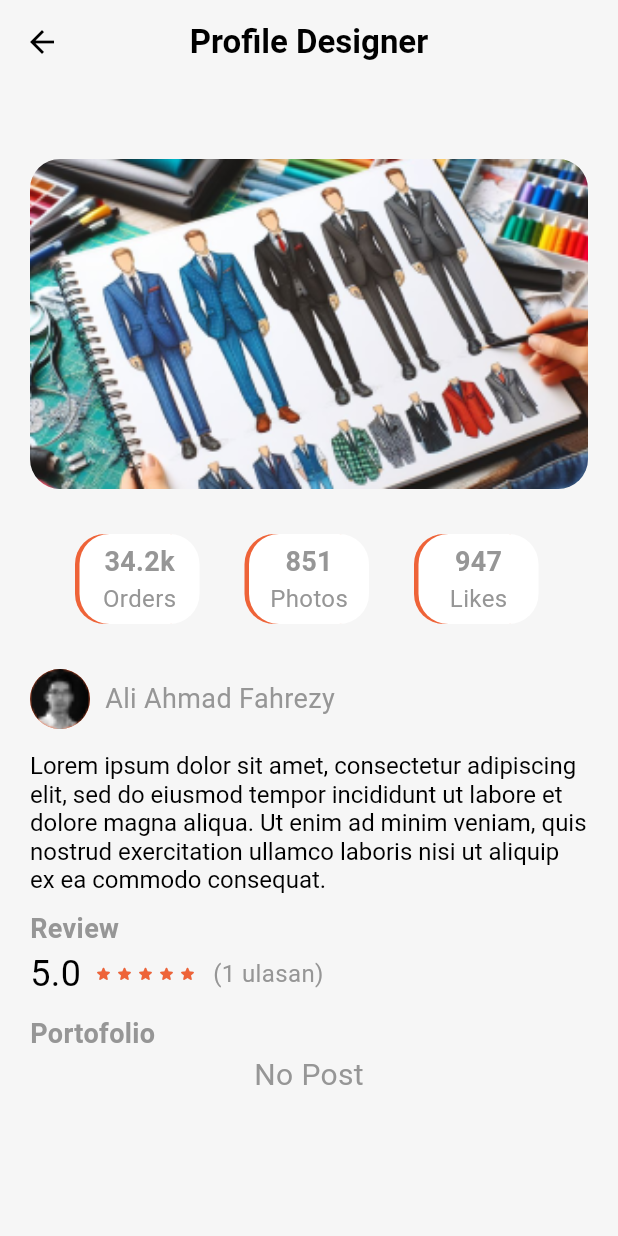
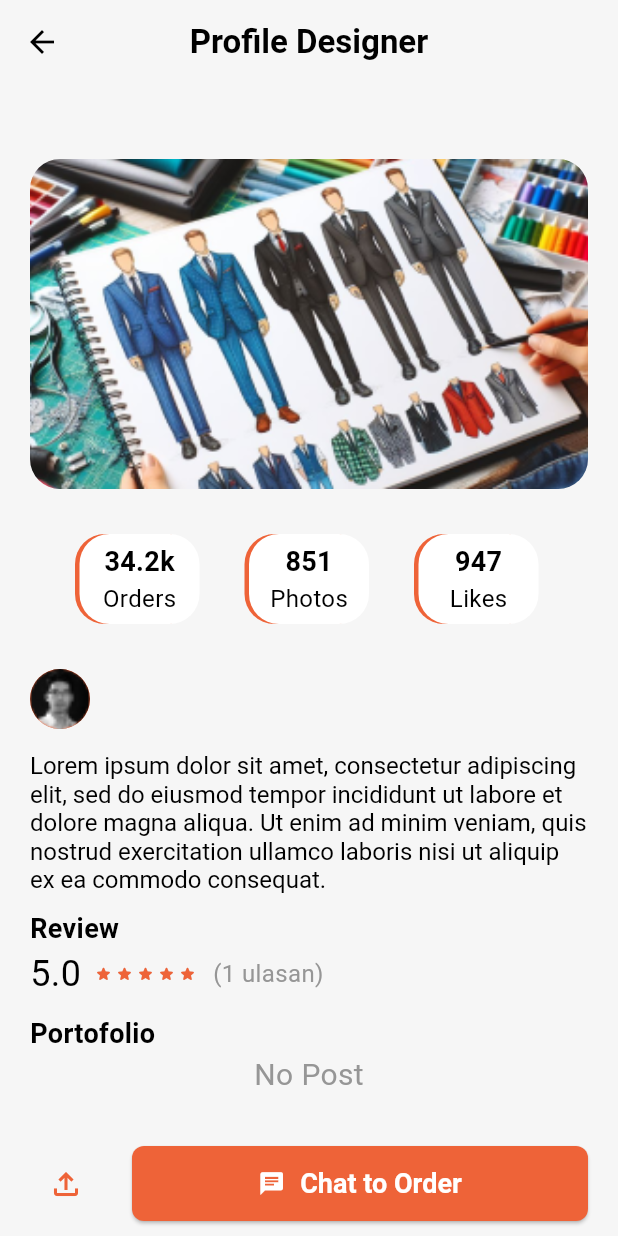
Before and after one commit to aryapras22/UpStyleApp, a Flutter app: the ProfileDetail screen opened directly with empty values, on a phone screen of 412 x 824 dp. Run offline on Flutter 3.47's test engine with Material 3 defaults, Android fonts, the phone set to English and light mode, and no system bars; drawn by our look-alikes of flutter_rating_stars; our stand-ins replace cloud_firestore, dotted_border, firebase_auth, firebase_core, firebase_storage, flutter_chat_types and 5 more; missing offline and left inert: firebase_app_check, flutter_firebase_chat_core; accounts and stored records are empty; Roboto replaces fonts that are missing (ProductSansMedium).

Commit message:
Add chat button, and change a placeholder

```diff
--- a/lib/screen/home/profile_detail.dart
+++ b/lib/screen/home/profile_detail.dart
@@ -2,6 +2,7 @@
 
 import 'package:flutter/material.dart';
 import 'package:flutter_chat_types/flutter_chat_types.dart' as types;
+import 'package:flutter_chat_ui/flutter_chat_ui.dart';
 import 'package:flutter_rating_stars/flutter_rating_stars.dart';
 import 'package:upstyleapp/screen/chat/chat_page.dart';
 import 'package:upstyleapp/services/auth_services.dart';
@@ -71,9 +72,13 @@ class _ProfileDetailState extends State<ProfileDetail> {
               style: TextStyle(
                 fontWeight: FontWeight.bold,
                 fontSize: 18,
+                color: Colors.black,
               ),
             ),
-            Text(status),
+            Text(
+              status,
+              style: TextStyle(color: Colors.black),
+            ),
           ],
         ),
       ),
@@ -95,6 +100,58 @@ class _ProfileDetailState extends State<ProfileDetail> {
       appBar: AppBar(
         title: Text('Profile Designer'),
         centerTitle: true,
+      ),
+      bottomSheet: Row(
+        children: [
+          Padding(
+            padding: EdgeInsets.only(left: 20.0),
+            child: IconButton(
+              onPressed: () {},
+              icon: Icon(
+                Icons.file_upload_outlined,
+                color: Theme.of(context).colorScheme.primary,
+              ),
+            ),
+          ),
+          Expanded(
+            child: Padding(
+              padding: EdgeInsets.symmetric(horizontal: 20.0, vertical: 10.0),
+              child: ElevatedButton(
+                onPressed: () {
+                  createChat();
+                },
+                style: ElevatedButton.styleFrom(
+                  backgroundColor: const Color.fromARGB(255, 238, 99, 56),
+                  minimumSize: Size(double.infinity, 50.0),
+                  maximumSize: Size(double.infinity, 50.0),
+                  shape: RoundedRectangleBorder(
+                    borderRadius: BorderRadius.circular(8),
+                  ),
+                ),
+                child: Row(
+                  mainAxisAlignment: MainAxisAlignment.center,
+                  children: [
+                    Padding(
+                      padding: EdgeInsets.only(right: 10.0),
+                      child: Icon(
+                        Icons.chat,
+                        color: Colors.white,
+                        size: 18.0,
+                      ),
+                    ),
+                    Text(
+                      "Chat to Order",
+                      style: TextStyle(
+                        color: Colors.white,
+                        fontSize: 18.0,
+                      ),
+                    ),
+                  ],
+                ),
+              ),
+            ),
+          ),
+        ],
       ),
       body: Padding(
         padding: EdgeInsets.symmetric(horizontal: 20.0),
@@ -136,8 +193,9 @@ class _ProfileDetailState extends State<ProfileDetail> {
                   ),
                   SizedBox(width: 10),
                   Text(
-                    "Ali Ahmad Fahrezy",
+                    name,
                     style: TextStyle(
+                      color: Colors.black,
                       fontSize: 18.0,
                       fontWeight: FontWeight.w400,
                     ),
@@ -164,6 +222,7 @@ class _ProfileDetailState extends State<ProfileDetail> {
               child: Text(
                 "Review",
                 style: TextStyle(
+                  color: Colors.black,
                   fontSize: 18.0,
                   fontWeight: FontWeight.bold,
                 ),
@@ -208,6 +267,7 @@ class _ProfileDetailState extends State<ProfileDetail> {
               child: Text(
                 "Portofolio",
                 style: TextStyle(
+                  color: Colors.black,
                   fontSize: 18.0,
                   fontWeight: FontWeight.bold,
                 ),
```
